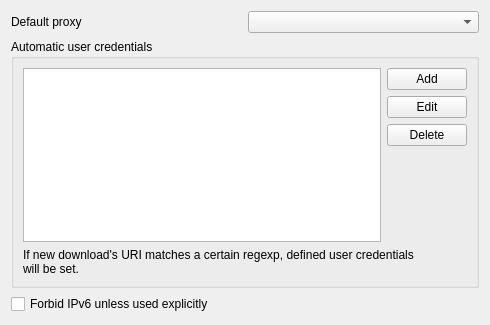
The window that src/engines/SettingsHttpForm.ui (LubosD/fatrat) describes before a commit, drawn with Qt 5.
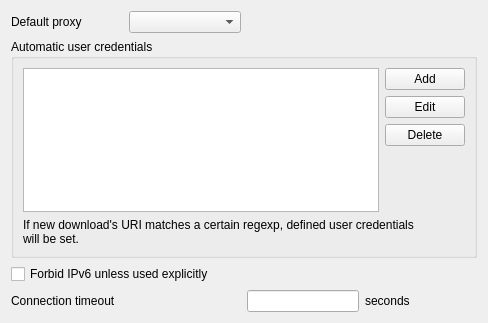
The same window after the commit. Icons and pictures are not drawn.

Commit message: HTTP/FTP connection timeout now configurable

The edit to the form file:
```diff
--- a/src/engines/SettingsHttpForm.ui
+++ b/src/engines/SettingsHttpForm.ui
@@ -6,8 +6,8 @@
    <rect>
     <x>0</x>
     <y>0</y>
-    <width>490</width>
-    <height>325</height>
+    <width>488</width>
+    <height>323</height>
    </rect>
   </property>
   <layout class="QGridLayout" name="gridLayout">
@@ -21,7 +21,7 @@
    <item row="0" column="1">
     <widget class="QComboBox" name="comboDefaultProxy"/>
    </item>
-   <item row="1" column="0" colspan="2">
+   <item row="1" column="0" colspan="4">
     <widget class="QGroupBox" name="groupBox_2">
      <property name="title">
       <string>Automatic user credentials</string>
@@ -105,6 +105,36 @@
      </property>
     </widget>
    </item>
+   <item row="3" column="0">
+    <widget class="QLabel" name="label_3">
+     <property name="text">
+      <string>Connection timeout</string>
+     </property>
+    </widget>
+   </item>
+   <item row="3" column="2">
+    <widget class="QLineEdit" name="lineConnectionTimeout">
+     <property name="sizePolicy">
+      <sizepolicy hsizetype="Minimum" vsizetype="Fixed">
+       <horstretch>0</horstretch>
+       <verstretch>0</verstretch>
+      </sizepolicy>
+     </property>
+    </widget>
+   </item>
+   <item row="3" column="3">
+    <widget class="QLabel" name="label_4">
+     <property name="sizePolicy">
+      <sizepolicy hsizetype="Minimum" vsizetype="Preferred">
+       <horstretch>0</horstretch>
+       <verstretch>0</verstretch>
+      </sizepolicy>
+     </property>
+     <property name="text">
+      <string>seconds</string>
+     </property>
+    </widget>
+   </item>
   </layout>
  </widget>
  <tabstops>
```
The commit also changes 4 other files.
